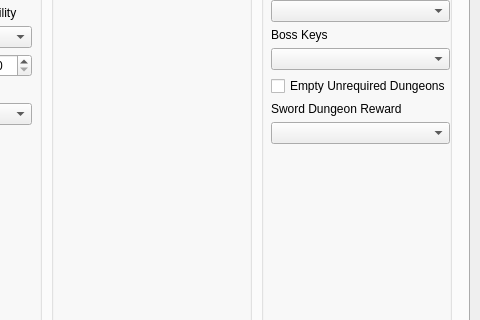
First picture: the form in gui/randogui.ui, repository ssrando/ssrando, before the edit; both pictures show x 571 to 1051 and y 124 to 444 of the 1051 by 738 pixel window.
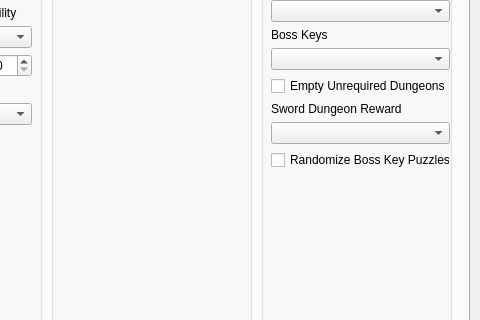
Second picture: the form after the edit. The open tabs and pages were chosen to show the change.

Commit message: Add option to randomize boss key puzzles

The edit to the form file:
```diff
--- a/gui/randogui.ui
+++ b/gui/randogui.ui
@@ -789,6 +789,13 @@
           </item>
          </layout>
         </item>
+        <item>
+         <widget class="QCheckBox" name="option_randomize_boss_key_puzzles">
+          <property name="text">
+           <string>Randomize Boss Key Puzzles</string>
+          </property>
+         </widget>
+        </item>
         <item>
          <spacer name="vspace_dungeons">
           <property name="orientation">
```
Left out of the diff: 2 changed lines with no effect on the pictures. The commit also changes 12 other files.
